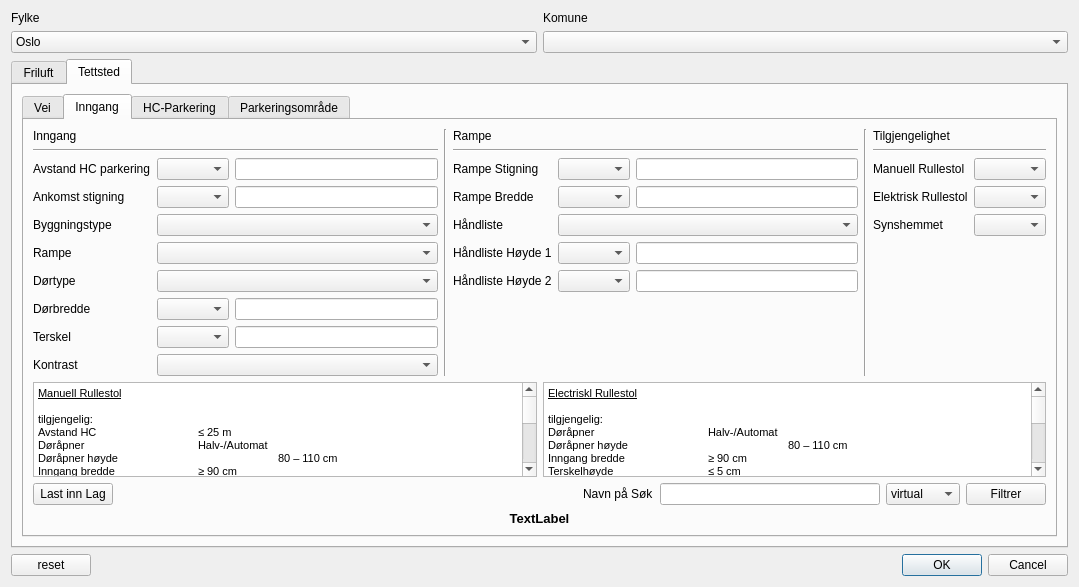
Above: master_dialog_base.ui from KaspArno/MasterGUI before the change. Below: the same form after it.
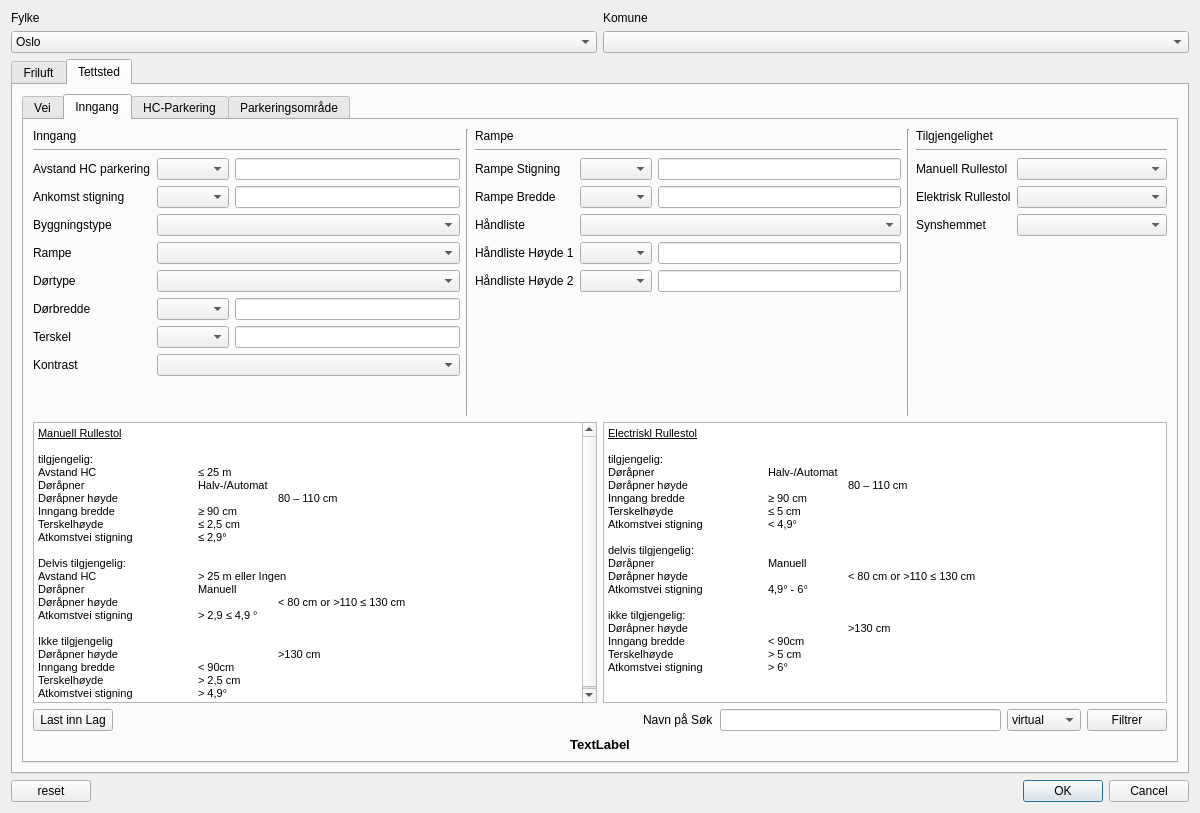
That is the form after the change. The open tabs and pages were chosen to show the change.

```diff
--- a/master_dialog_base.ui
+++ b/master_dialog_base.ui
@@ -6,14 +6,20 @@
    <rect>
     <x>0</x>
     <y>0</y>
-    <width>1079</width>
-    <height>587</height>
+    <width>1200</width>
+    <height>813</height>
    </rect>
   </property>
+  <property name="minimumSize">
+   <size>
+    <width>1200</width>
+    <height>0</height>
+   </size>
+  </property>
   <property name="windowTitle">
    <string>Master</string>
   </property>
-  <layout class="QVBoxLayout" name="verticalLayout_72">
+  <layout class="QVBoxLayout" name="verticalLayout_16">
    <item>
     <layout class="QVBoxLayout" name="verticalLayout_19">
      <item>
@@ -3654,10 +3660,10 @@
                 <attribute name="title">
                  <string>Inngang</string>
                 </attribute>
-                <layout class="QVBoxLayout" name="verticalLayout_16">
-                 <item>
                   <layout class="QVBoxLayout" name="verticalLayout_15">
                    <item>
+                  <layout class="QVBoxLayout" name="verticalLayout_11">
+                   <item>
                     <layout class="QHBoxLayout" name="horizontalLayout_25">
                      <item>
                       <layout class="QVBoxLayout" name="verticalLayout">
@@ -3677,6 +3683,9 @@
                        </item>
                        <item>
                         <layout class="QFormLayout" name="formLayout_2">
+                         <property name="fieldGrowthPolicy">
+                          <enum>QFormLayout::AllNonFixedFieldsGrow</enum>
+                         </property>
                          <item row="0" column="0">
                           <widget class="QLabel" name="label">
                            <property name="text">
@@ -3719,7 +3728,20 @@
                           </widget>
                          </item>
                          <item row="2" column="1">
-                          <widget class="QComboBox" name="comboBox_byggningstype"/>
+                          <widget class="QComboBox" name="comboBox_byggningstype">
+                           <property name="sizePolicy">
+                            <sizepolicy hsizetype="Preferred" vsizetype="Fixed">
+                             <horstretch>0</horstretch>
+                             <verstretch>0</verstretch>
+                            </sizepolicy>
+                           </property>
+                           <property name="minimumSize">
+                            <size>
+                             <width>150</width>
+                             <height>0</height>
+                            </size>
+                           </property>
+                          </widget>
                          </item>
                          <item row="3" column="0">
                           <widget class="QLabel" name="label_21">
@@ -3730,6 +3752,12 @@
                          </item>
                          <item row="3" column="1">
                           <widget class="QComboBox" name="comboBox_rampe">
+                           <property name="minimumSize">
+                            <size>
+                             <width>150</width>
+                             <height>0</height>
+                            </size>
+                           </property>
                            <item>
                             <property name="text">
                              <string/>
@@ -3755,7 +3783,14 @@
                           </widget>
                          </item>
                          <item row="4" column="1">
-                          <widget class="QComboBox" name="comboBox_dortype"/>
+                          <widget class="QComboBox" name="comboBox_dortype">
+                           <property name="minimumSize">
+                            <size>
+                             <width>150</width>
+                             <height>0</height>
+                            </size>
+                           </property>
+                          </widget>
                          </item>
                          <item row="5" column="0">
                           <widget class="QLabel" name="label_5">
@@ -3799,7 +3834,14 @@
                           </widget>
                          </item>
                          <item row="7" column="1">
-                          <widget class="QComboBox" name="comboBox_kontrast"/>
+                          <widget class="QComboBox" name="comboBox_kontrast">
+                           <property name="minimumSize">
+                            <size>
+                             <width>150</width>
+                             <height>0</height>
+                            </size>
+                           </property>
+                          </widget>
                          </item>
                         </layout>
                        </item>
@@ -3892,7 +3934,14 @@
                            <item row="2" column="1">
                             <layout class="QHBoxLayout" name="horizontalLayout_3">
                              <item>
-                              <widget class="QComboBox" name="comboBox_handliste"/>
+                              <widget class="QComboBox" name="comboBox_handliste">
+                               <property name="minimumSize">
+                                <size>
+                                 <width>150</width>
+                                 <height>0</height>
+                                </size>
+                               </property>
+                              </widget>
                              </item>
                             </layout>
                            </item>
@@ -3957,8 +4006,6 @@
                       </widget>
                      </item>
                      <item>
-                      <layout class="QVBoxLayout" name="verticalLayout_11">
-                       <item>
                         <layout class="QVBoxLayout" name="verticalLayout_10">
                          <item>
                           <widget class="QLabel" name="label_24">
@@ -3976,9 +4023,6 @@
                          </item>
                          <item>
                           <layout class="QFormLayout" name="formLayout_3">
-                           <property name="fieldGrowthPolicy">
-                            <enum>QFormLayout::AllNonFixedFieldsGrow</enum>
-                           </property>
                            <item row="0" column="0">
                             <widget class="QLabel" name="label_12">
                              <property name="text">
@@ -3987,7 +4031,14 @@
                             </widget>
                            </item>
                            <item row="0" column="1">
-                            <widget class="QComboBox" name="comboBox_manuell_rullestol"/>
+                          <widget class="QComboBox" name="comboBox_manuell_rullestol">
+                           <property name="minimumSize">
+                            <size>
+                             <width>150</width>
+                             <height>0</height>
+                            </size>
+                           </property>
+                          </widget>
                            </item>
                            <item row="1" column="0">
                             <widget class="QLabel" name="label_11">
@@ -3997,7 +4048,14 @@
                             </widget>
                            </item>
                            <item row="1" column="1">
-                            <widget class="QComboBox" name="comboBox_el_rullestol"/>
+                          <widget class="QComboBox" name="comboBox_el_rullestol">
+                           <property name="minimumSize">
+                            <size>
+                             <width>150</width>
+                             <height>0</height>
+                            </size>
+                           </property>
+                          </widget>
                            </item>
                            <item row="2" column="0">
                             <widget class="QLabel" name="label_13">
@@ -4007,9 +4065,14 @@
                             </widget>
                            </item>
                            <item row="2" column="1">
-                            <widget class="QComboBox" name="comboBox_syn"/>
-                           </item>
-                          </layout>
+                          <widget class="QComboBox" name="comboBox_syn">
+                           <property name="minimumSize">
+                            <size>
+                             <width>150</width>
+                             <height>0</height>
+                            </size>
+                           </property>
+                          </widget>
                          </item>
                         </layout>
                        </item>
@@ -4153,8 +4216,6 @@
                      </item>
                     </layout>
                    </item>
-                  </layout>
-                 </item>
                  <item>
                   <widget class="QLabel" name="label_Progress_Inngang">
                    <property name="font">
@@ -4173,6 +4234,8 @@
                   </widget>
                  </item>
                 </layout>
+                 </item>
+                </layout>
                 <zorder></zorder>
                 <zorder>label_Progress_Inngang</zorder>
                </widget>
```
Left out of the diff: 47 changed lines with no effect on the pictures. Lines whose indentation alone changed are shown as unchanged.
